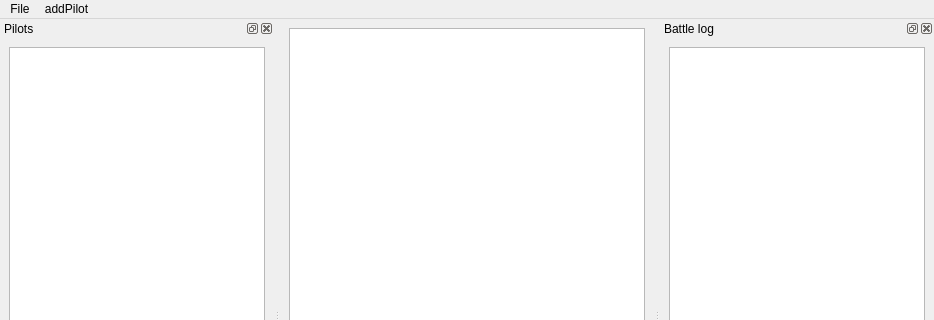
Above: Qt/battleViewerDialog.ui from mauriciodev/mywing before the change; both pictures show x 0 to 934 and y 0 to 320 of the 934 by 640 pixel window. Below: the same form after it.
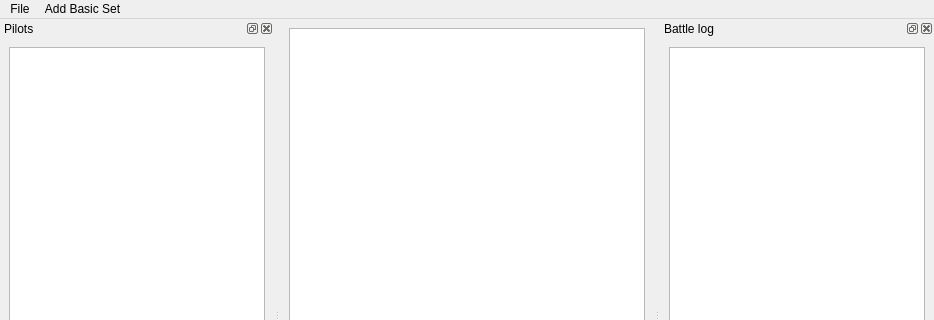
That is the form after the change.

The edit to the form file:
```diff
--- a/Qt/battleViewerDialog.ui
+++ b/Qt/battleViewerDialog.ui
@@ -50,13 +50,13 @@
     <addaction name="separator"/>
     <addaction name="actionExit"/>
    </widget>
-   <widget class="QMenu" name="menuAddPilot">
+   <widget class="QMenu" name="menuAdd_Basic_Set">
     <property name="title">
-     <string>addPilot</string>
+     <string>Add Basic Set</string>
     </property>
    </widget>
    <addaction name="menuFile"/>
-   <addaction name="menuAddPilot"/>
+   <addaction name="menuAdd_Basic_Set"/>
   </widget>
   <widget class="QStatusBar" name="statusbar"/>
   <widget class="QDockWidget" name="dockWidget">
```
Left out of the diff: 6 changed lines with no effect on the pictures.
